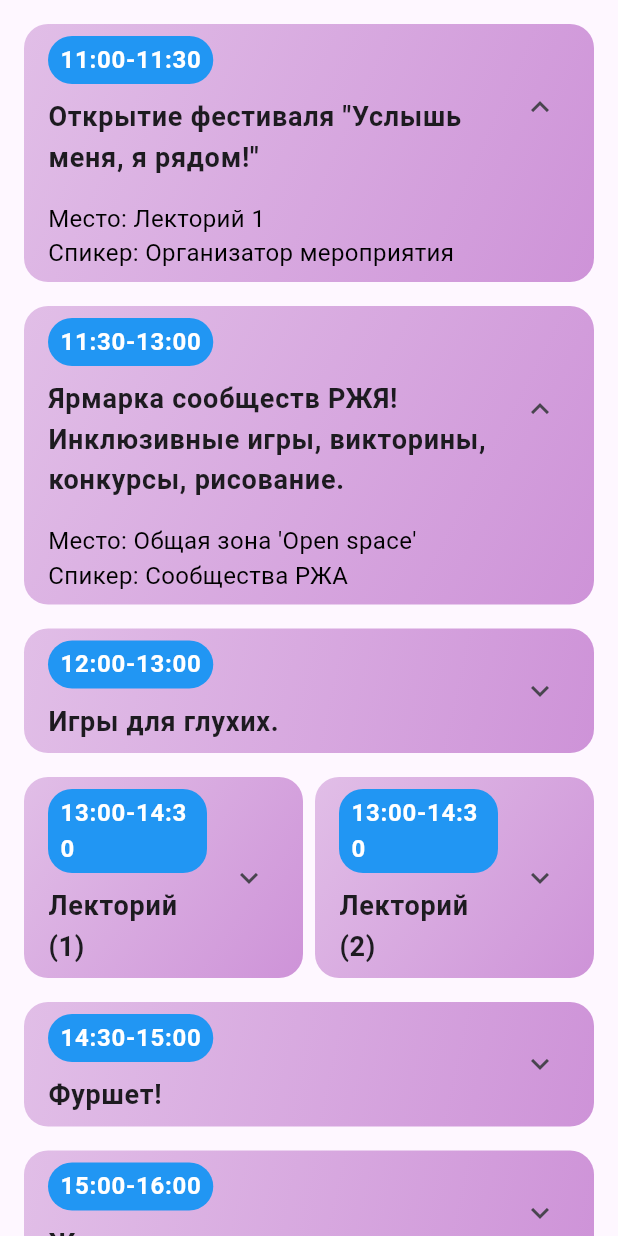
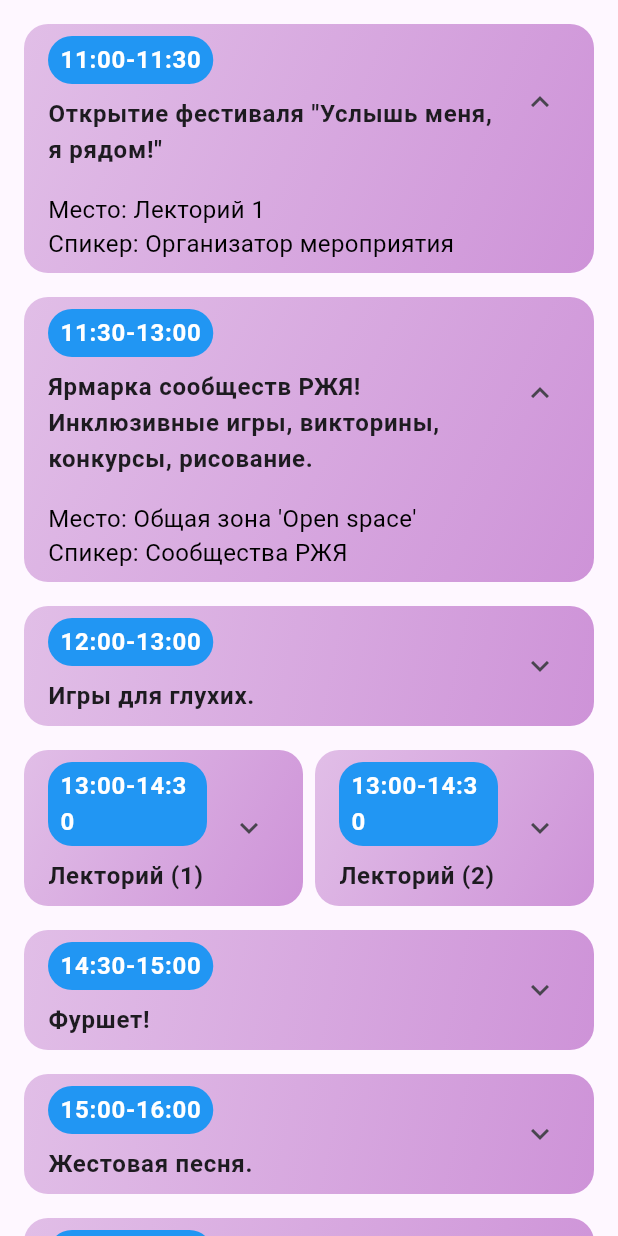
Before and after one commit to Gidrex/education-app, a Flutter app: the SchedulePage screen opened directly, after a tap on "11:00-11:30", after a tap on "11:30-13:00", on a phone screen of 412 x 824 dp. Run offline on Flutter 3.47's test engine with Material 3 defaults, Android fonts, the light colour scheme and no system bars; our stand-ins replace salomon_bottom_bar, webview_flutter.

Commit message:
complete to preferences

```diff
--- a/lib/pages/home.dart
+++ b/lib/pages/home.dart
@@ -32,7 +32,7 @@ class MainPage extends StatelessWidget {
               child: Text(
                 'Услышь меня, я рядом!',
                 style: TextStyle(
-                  fontSize: 24.0,
+                  fontSize: 22.0,
                   fontWeight: FontWeight.bold,
                 ),
               ),
--- a/lib/pages/schedule.dart
+++ b/lib/pages/schedule.dart
@@ -15,7 +15,7 @@ class SchedulePage extends StatelessWidget {
           ScheduleItem(
             time: "11:30-13:00",
             title: "Ярмарка сообществ РЖЯ! Инклюзивные игры, викторины, конкурсы, рисование.",
-            details: "Место: Общая зона 'Open space'\nСпикер: Сообщества РЖА",
+            details: "Место: Общая зона 'Open space'\nСпикер: Сообщества РЖЯ",
           ),
           ScheduleItem(
             time: "12:00-13:00",
@@ -49,7 +49,7 @@ class SchedulePage extends StatelessWidget {
           ),
           ScheduleItem(
             time: "15:00-16:00",
-            title: "Жестовое пение.",
+            title: "Жестовая песня.",
             details: "(Детский образовательный коллектив «Слышим сердцем»), («Петербургская ЛекSема» творческий коллектив), (Клуб жестовой песни HandMusic).",
           ),
           ScheduleItem(
@@ -134,7 +134,7 @@ class _ScheduleItemState extends State<ScheduleItem> {
                     child: Text(
                       widget.title,
                       style: TextStyle(
-                        fontSize: 18.0,
+                        fontSize: 16.0,
                         fontWeight: FontWeight.bold,
                       ),
                       overflow: TextOverflow.visible, // Ensure the text is fully visible
```
Also changed, not shown: pubspec.lock.
